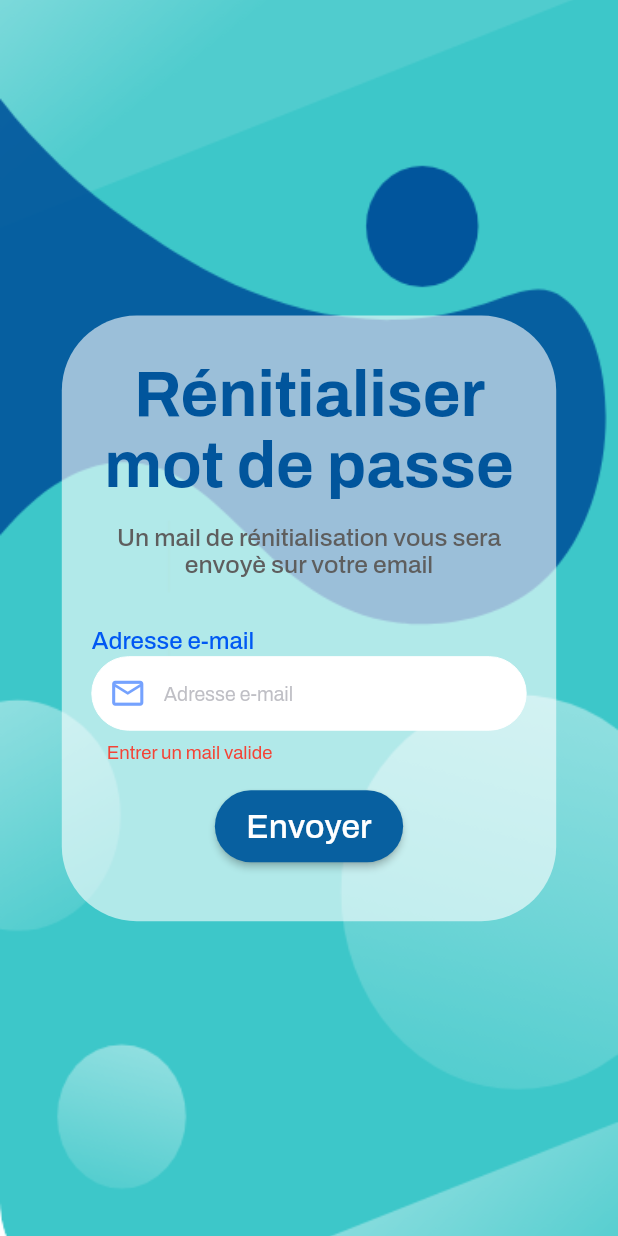
After one commit to fouadesi/hygieia, a Flutter app: the Forgot screen opened directly, after a tap on "Envoyer", on a phone screen of 412 x 824 dp. The commit adds this screen. Run offline on Flutter 3.47's test engine with Material 2 defaults, Android fonts, the phone set to English and light mode, and no system bars; our stand-ins replace flutter_datetime_picker, flutter_svg, google_fonts; missing offline and left inert: keyboard_visibility.

Commit message:
add forgot password

```diff
--- /dev/null
+++ b/lib/view/auth/widget.forgot.dart
@@ -0,0 +1,205 @@
+import 'package:flutter/material.dart';
+import 'package:google_fonts/google_fonts.dart';
+
+class Forgot extends StatefulWidget {
+  @override
+  _ForgotState createState() => _ForgotState();
+}
+
+class _ForgotState extends State<Forgot> {
+  TextEditingController email_controlleur ;
+  TextEditingController password_controlleur ;
+  double he = 0.00127 ;
+  final _formKey = GlobalKey<FormState>();
+  bool show_password = false ;
+  @override
+
+  void initState() {
+    email_controlleur = TextEditingController();
+    password_controlleur = TextEditingController();
+    super.initState();
+  }
+  @override
+  Widget build(BuildContext context) {
+    double height = MediaQuery.of(context).size.height;
+    double width = MediaQuery.of(context).size.width ;
+    print(height);
+    print(width);
+    return Scaffold(
+
+
+
+
+      body:  Stack(
+
+          children:[
+
+            Container(
+              decoration: new BoxDecoration(image: new DecorationImage(image: new AssetImage("assets/images/bg.png"), fit: BoxFit.fitWidth)),
+            ),
+            Container(
+
+
+
+
+              child: SingleChildScrollView(child: Padding(
+                  padding: EdgeInsets.symmetric(horizontal: width*0.1),
+                  child: Container(
+                      color: Colors.transparent,
+                      child: Column(
+                        children: [
+                          SizedBox(height: 201 * height * he ,),
+                          Container(
+                            height: height *0.49,
+                            width: width - (28.2 *2),
+                            decoration: BoxDecoration(
+                              color: Colors.white.withOpacity(0.60),
+                              borderRadius: BorderRadius.circular(50),),
+                            child: Form(
+                                key: _formKey,
+                                child: Padding(
+                                    padding: EdgeInsets.symmetric(horizontal: 20,vertical: 5),
+
+                                    child: SingleChildScrollView(child: Column(
+
+                                      children: [
+                                        SizedBox(
+                                          height: 24,
+                                        ),
+                                        Text("Rénitialiser mot de passe",style: GoogleFonts.archivo(
+                                            fontSize: 35*height * 0.0015,color: Color.fromRGBO(1, 85, 156, 1),
+                                            fontWeight: FontWeight.bold,
+
+                                        ),
+                                          textAlign: TextAlign.center,
+                                        ),
+                                        SizedBox(
+                                          height: height *0.02,
+                                        ),
+                                        Text("Un mail de rénitialisation vous sera envoyè sur votre email",
+                                          style: GoogleFonts.archivo(
+                                            fontSize: 20*height * 0.001,color: Color.fromRGBO(94, 94, 94, 1),
+                                            fontWeight: FontWeight.w500,
+
+                                          ),
+                                          textAlign: TextAlign.center,
+                                        ),
+                                        SizedBox(
+                                          height: height *0.04,
+                                        ),
+                                        Column(
+                                          crossAxisAlignment: CrossAxisAlignment.start,
+                                          children: [
+
+                                            Text(
+                                              "Adresse e-mail",
+                                              style: GoogleFonts.archivo(
+                                                fontWeight: FontWeight.w500,
+                                                fontSize: 13 * height * 0.0015,
+                                                color: Color.fromRGBO(00, 88, 243,1),
+                                              ),
+                                            ),
+                                            SizedBox(
+                                              height: 2,
+                                            ),
+                                            TextFormField(
+
+
+                                                validator: (value) {
+                                                  if (!RegExp('^[a-zA-Z][a-zA-Z]?.[a-zA-Z]*@esi-sba.dz').hasMatch(value) || value.isEmpty) {
+                                                    return 'Entrer un mail valide';
+                                                  }
+
+                                                  return null;
+                                                },
+                                                controller: email_controlleur,
+                                                onChanged: (value) {
+
+
+                                                },
+                                                decoration: InputDecoration(
+                                                  errorStyle:   GoogleFonts.archivo(
+                                                    fontSize: 10*height * 0.0015,
+                                                    color: Colors.red,
+
+                                                  ),
+                                                  hintStyle: GoogleFonts.archivo(color: Color.fromRGBO(148, 148, 158, 0.6,),fontSize: 13),
+                                                  prefixIcon: Icon(Icons.email_outlined,color: Color.fromRGBO(58, 122, 254, 1).withOpacity(0.7),size: 25,),
+                                                  hintText: "Adresse e-mail",
+                                                  contentPadding: new EdgeInsets.symmetric(vertical: 15.0, horizontal: 10.0),
+                                                  fillColor: Colors.white,
+                                                  filled: true,
+                                                  errorBorder: OutlineInputBorder(
+                                                    borderRadius: BorderRadius.circular(30),
+                                                    borderSide:  BorderSide(
+                                                      color: Colors.white,
+
+                                                      width: 0.0,
+                                                    ),
+                                                  ),
+                                                  focusedErrorBorder:    OutlineInputBorder(
+                                                    borderRadius: BorderRadius.circular(30),
+                                                    borderSide:  BorderSide(
+                                                      color: Colors.white,
+                                                      width: 0.0,),),
+                                                  enabledBorder: OutlineInputBorder(
+                                                    borderRadius: BorderRadius.circular(30),
+                                                    borderSide:  BorderSide(
+                                                      color: Colors.white,
+
+                                                      width: 0.0,
+                                                    ),
+                                                  ),
+                                                  focusedBorder: OutlineInputBorder(
+                                                    borderRadius: BorderRadius.circular(30),
+                                                    borderSide:  BorderSide(
+                                                      color: Colors.white,
+                                                      width: 0.0,
+                                                    ),
+                                                  ),
+
+                                                )
+                                            ),
+                                          ],),
+                                        SizedBox(
+                                          height: 8*height * 0.0029 ,
+                                        ),
+
+
+
+
+
+                                        RaisedButton(
+                                          padding: EdgeInsets.symmetric(horizontal: 21,vertical: 12),
+                                          shape: RoundedRectangleBorder(
+                                              borderRadius: BorderRadius.circular(40)),
+                                          child: Text("Envoyer",style: GoogleFonts.archivo(
+                                              color: Colors.white,
+                                              fontSize: 18*height * 0.0015,
+                                            fontWeight: FontWeight.w500
+                                          ),),
+                                          onPressed: () {
+                                            if (_formKey.currentState.validate()) {
+                                              // If the form is valid, display a snackbar. In the real world,
+                                              // you'd often call a server or save the information in a database.
+                                              ScaffoldMessenger.of(context)
+                                                  .showSnackBar(SnackBar(content: Text('Processing Data')));
+                                            }
+                                            bool emailValid = RegExp('^[a-zA-Z][a-zA-Z]?.[a-zA-Z]*@esi-sba.dz').hasMatch("f.djellali@esi-sba.dz");
+                                            print(emailValid);
+                                          },color: Color.fromRGBO(8, 96, 160, 1),),
+                                        SizedBox(
+                                          height: 12,
+                                        ),
+
+                                      ],
+                                    )))),
+                          )
+                        ],
+                      ))))/* add child content here */,
+            )]),
+
+    );
+  }
+
+}
--- a/lib/view/auth/widget.login.dart
+++ b/lib/view/auth/widget.login.dart
@@ -1,6 +1,7 @@
 import 'package:flutter/material.dart';
 import 'package:flutter_svg/flutter_svg.dart';
 import 'package:google_fonts/google_fonts.dart';
+import 'package:hygeia/view/auth/widget.forgot.dart';
 import 'package:hygeia/view/auth/widget.signup.dart';
 import 'package:keyboard_visibility/keyboard_visibility.dart';
 
@@ -248,12 +249,16 @@ class _LoginState extends State<Login> {
               SizedBox(
                 height: 4,
               ),
-              Align(
+              InkWell(
+                onTap: () {
+                  Navigator.push(context, MaterialPageRoute(builder: (context)=>Forgot()))  ;
+                },
+                  child: Align(
                 alignment: Alignment.topRight,
                 child: Text("Mot de passe oubliè ?",style :GoogleFonts.archivo(color: Color.fromRGBO(58, 122, 254, 0.9),fontSize: 12*height * 0.0015,
 
                 ),),
-              ),
+              )),
               SizedBox(
                 height: 27.1*height * 0.0015,
               ),
```
